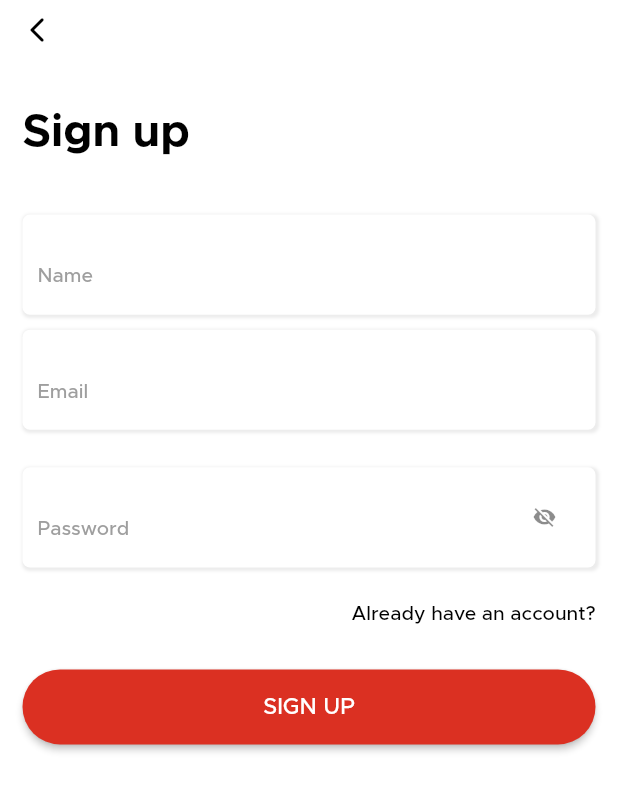
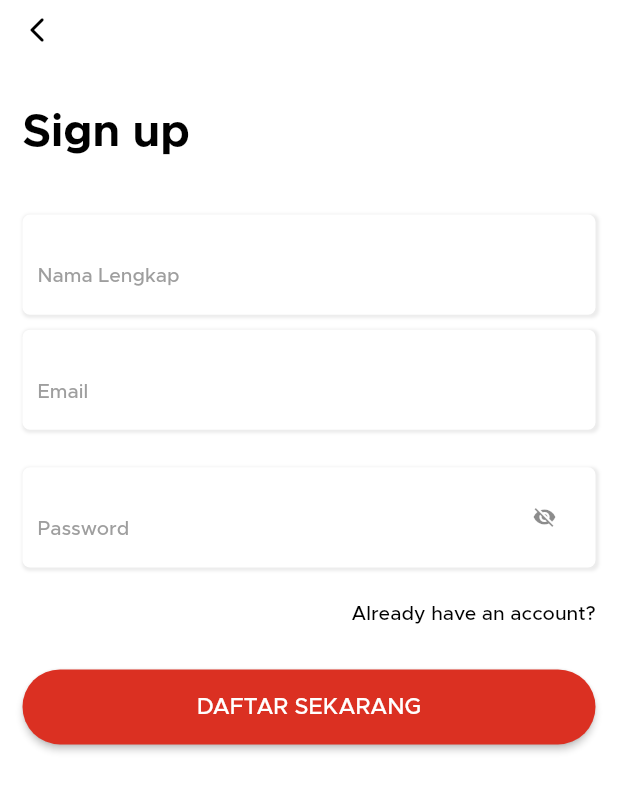
Before and after one commit to diyanto29/manggaonline, a Flutter app: the RegisterScreen screen opened directly, on a phone screen of 412 x 824 dp. Shown: the top 791 px of the screen. Run offline on Flutter 3.47's test engine with Material 2 defaults, Android fonts, the phone set to English and light mode, and no system bars; our stand-ins replace badges, carousel_slider, dio, flutter_rating_bar, flutter_svg, fluttertoast and 4 more; accounts and stored records are empty; network calls fail.

Commit message:
fixing mobile

```diff
--- a/lib/src/view/screen/component/carttab/cart_item.dart
+++ b/lib/src/view/screen/component/carttab/cart_item.dart
@@ -45,7 +45,7 @@ class CartItem extends StatelessWidget {
                 crossAxisAlignment: CrossAxisAlignment.start,
                 children: [
                   Text(
-                    dataCart.name ?? '',
+                    dataCart.namaProduk ?? '',
                     overflow: TextOverflow.ellipsis,
                     style: AppFont.semiBold.copyWith(
                         color: Colors.black,
--- a/lib/src/view/screen/component/hometab/body_page.dart
+++ b/lib/src/view/screen/component/hometab/body_page.dart
@@ -43,7 +43,7 @@ class _BodyPageState extends State<BodyPage> {
                     shrinkWrap: true,
                     gridDelegate: SliverGridDelegateWithFixedCrossAxisCount(
                         crossAxisCount: 2,
-                        childAspectRatio: 0.6,
+                        childAspectRatio: 0.5,
                         mainAxisSpacing: 10,
                         crossAxisSpacing: 10),
                     itemBuilder: (_, index) {
--- a/lib/src/view/screen/personal_tab.dart
+++ b/lib/src/view/screen/personal_tab.dart
@@ -128,7 +128,7 @@ class _PersonalTabState extends State<PersonalTab> {
               ListTile(
                 //           contentPadding: EdgeInsets.all(0.0),
                 title: Text(
-                  'role',
+                  'Level Pengguna',
                   style: AppFont.semiBold
                       .copyWith(fontWeight: FontWeight.bold, fontSize: 17),
                 ),
--- a/lib/src/view/screen/register_screen.dart
+++ b/lib/src/view/screen/register_screen.dart
@@ -60,7 +60,8 @@ class _RegisterScreenState extends State<RegisterScreen> {
                   height: 40,
                 ),
                 TextFieldAddress(
-                    textEditingController: nameController, lableText: "Name"),
+                    textEditingController: nameController,
+                    lableText: "Nama Lengkap"),
                 SizedBox(
                   height: 10,
                 ),
@@ -146,7 +147,7 @@ class _RegisterScreenState extends State<RegisterScreen> {
                           passController.text.trim());
                     },
                     child: Text(
-                      "sign up".toUpperCase(),
+                      "Daftar Sekarang".toUpperCase(),
                       style: AppFont.medium
                           .copyWith(fontSize: 15, color: Colors.white),
                     ),
--- a/pubspec.yaml
+++ b/pubspec.yaml
@@ -59,6 +59,7 @@ flutter:
   # To add assets to your application, add an assets section, like this:
   assets:
      - assets/image/
+     - assets/image/logo
   #   - images/a_dot_ham.jpeg
 
   # An image asset can refer to one or more resolution-specific "variants", see
```
Also changed, not shown: lib/src/view/screen/component/hometab/cart_product.dart (+11 -0 lines), lib/src/view/screen/detail_product_screen.dart (+10 -0 lines), lib/src/view/screen/home_tab.dart (+10 -1 lines), lib/src/view/screen/search_product.dart (+7 -1 lines), assets/image/logo.png (added), assets/logo.png (added).
